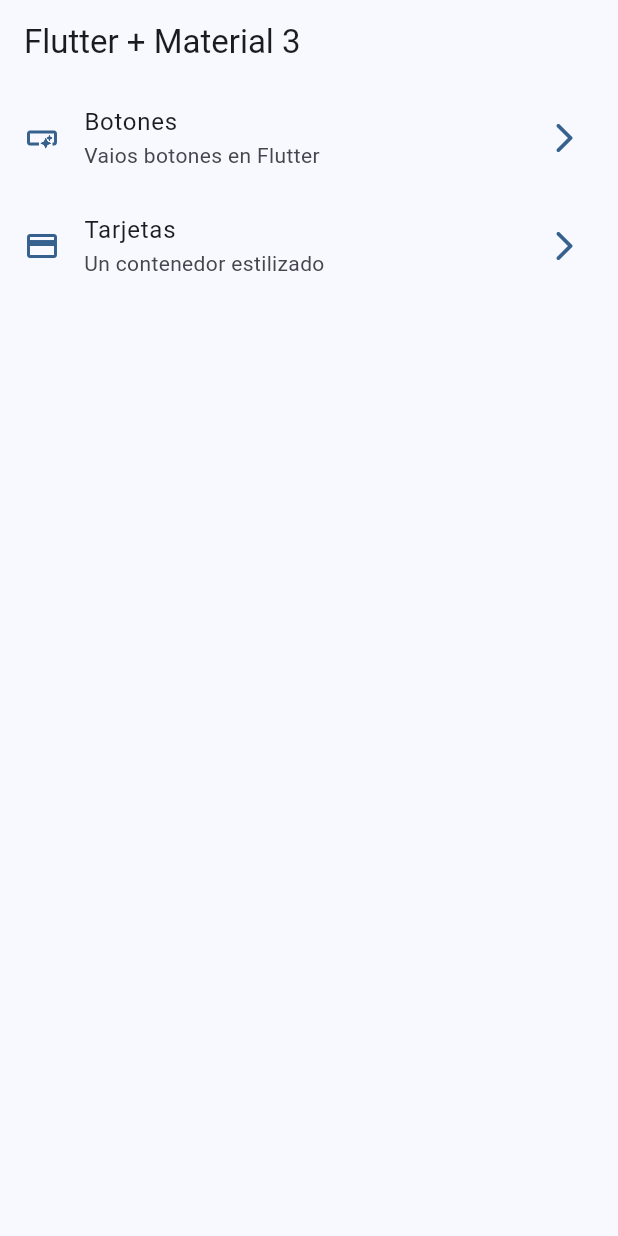
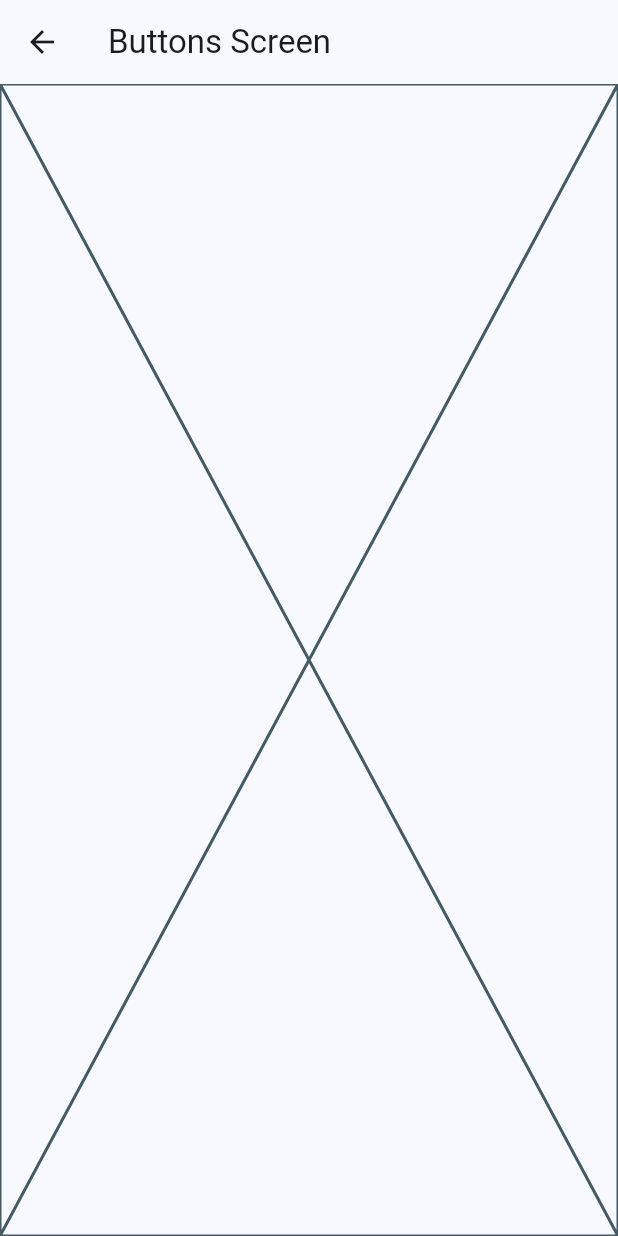
Before and after one commit to DarioAlvarez53/WidgetApp, a Flutter app: the screen it shows after launch, after a tap on "Botones", on a phone screen of 412 x 824 dp. Run offline on Flutter 3.47's test engine with Material 3 defaults, Android fonts, the phone set to English and light mode, and no system bars.

```diff
--- a/lib/config/menu/menu_items.dart
+++ b/lib/config/menu/menu_items.dart
@@ -29,7 +29,7 @@ const appMenuItems = <MenuItems>[
   MenuItems(
     title: "Tarjetas",
     subTitle: "Un contenedor estilizado",
-    link: '/card',
+    link: '/cards',
     icon: Icons.credit_card
   )
 ];
--- a/lib/main.dart
+++ b/lib/main.dart
@@ -1,5 +1,7 @@
 import 'package:flutter/material.dart';
 import 'package:widget_app/config/theme/app_theme.dart';
+import 'package:widget_app/presentation/screens/buttons/buttons_screen.dart';
+import 'package:widget_app/presentation/screens/cards/cards_screen.dart';
 import 'package:widget_app/presentation/screens/home/home_screen.dart';
 
 void main() {
@@ -14,7 +16,11 @@ class MainApp extends StatelessWidget {
     return MaterialApp(
       debugShowCheckedModeBanner: false,
       theme: AppTheme(selectedColor: 0).getTheme(),
-      home: const HomeScreen()
+      home: const HomeScreen(),
+      routes: {
+        '/buttons': (context) => const ButtonsScreen(),
+        '/cards': (context) => const CardsScreen(),
+      }
     );
   }
 }
--- /dev/null
+++ b/lib/presentation/screens/buttons/buttons_screen.dart
@@ -0,0 +1,15 @@
+import 'package:flutter/material.dart';
+
+class ButtonsScreen extends StatelessWidget {
+  const ButtonsScreen({super.key});
+
+  @override
+  Widget build(BuildContext context) {
+    return Scaffold(
+      appBar: AppBar(
+        title: const Text('Buttons Screen'),
+      ),
+      body: const Placeholder(),
+    );
+  }
+}
--- a/lib/presentation/screens/home/home_screen.dart
+++ b/lib/presentation/screens/home/home_screen.dart
@@ -1,5 +1,6 @@
 import 'package:flutter/material.dart';
 import 'package:widget_app/config/menu/menu_items.dart';
+import 'package:widget_app/presentation/screens/buttons/buttons_screen.dart';
 
 class HomeScreen extends StatelessWidget {
   const HomeScreen({super.key});
@@ -52,7 +53,14 @@ class _CustomListTitle extends StatelessWidget {
       title: Text( menuItem.title ),
       subtitle: Text( menuItem.subTitle ),
       onTap: () {
-        //TODO: NAVEGAR A OTRA PANTALLA
+        // Navigator.of(context).push( //el push es que va a poner una pagian sobre de otra
+        //   MaterialPageRoute(
+        //     builder: (context) => const ButtonsScreen(),
+        //   ),
+        // );
+
+        //aqui llamamos al navigator
+        Navigator.pushNamed(context, menuItem.link);
       },
     );
   }
```
Also changed, not shown: lib/presentation/screens/cards/cards_screen.dart (added, +15 -0 lines).
